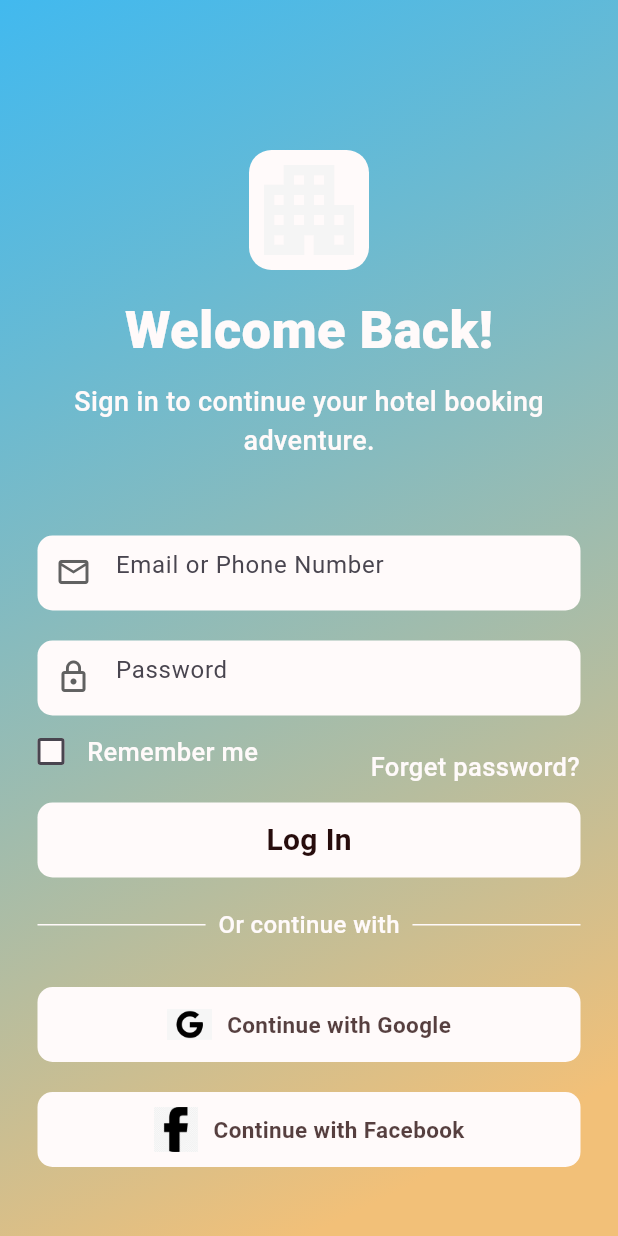
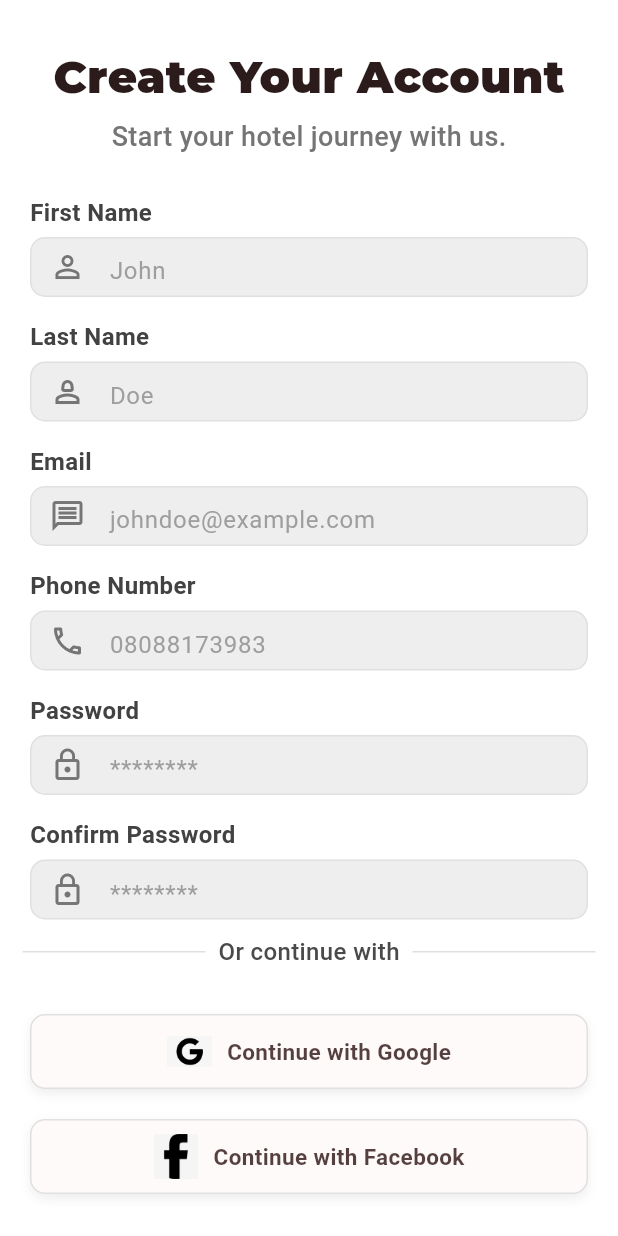
Before and after one commit to Oghefav/hotel_booking_frontend, a Flutter app: the screen it shows after launch, on a phone screen of 412 x 824 dp. Run offline on Flutter 3.47's test engine with Material 3 defaults, Android fonts, the phone set to English and light mode, and no system bars; our stand-ins replace dots_indicator, persistent_bottom_nav_bar.

Commit message:
added register page

```diff
--- a/lib/main.dart
+++ b/lib/main.dart
@@ -1,5 +1,5 @@
 import 'package:flutter/material.dart';
-import 'package:hotel_booking_app/pages/common/login_screen.dart';
+import 'package:hotel_booking_app/pages/customer/register_screen.dart';
 
 void main() {
   runApp(const MyApp());
@@ -14,7 +14,7 @@ class MyApp extends StatelessWidget {
     return MaterialApp(
       title: 'Flutter Demo',
       debugShowCheckedModeBanner: false,
-      home: const LoginScreen(),
+      home: const RegisterScreen(),
     );
   }
 }
--- a/lib/pages/customer/hotel_listing_screen.dart
+++ b/lib/pages/customer/hotel_listing_screen.dart
@@ -53,6 +53,7 @@ class _HotelListingScreenState extends State<HotelListingScreen> {
           SliverPersistentHeader(
             pinned: true,
             delegate: FilterHeaderDelegate(
+              height: 90,
               child: _filterAndMapviewIconsSection(),
             ),
           ),
--- /dev/null
+++ b/lib/pages/customer/register_screen.dart
@@ -0,0 +1,303 @@
+import 'package:flutter/material.dart';
+import 'package:hotel_booking_app/utility/filter_header_delegate.dart';
+import 'package:hotel_booking_app/widgets/app_colours.dart';
+import 'package:hotel_booking_app/widgets/small_text.dart';
+import 'package:hotel_booking_app/widgets/sub_title_text.dart';
+
+class RegisterScreen extends StatelessWidget {
+  const RegisterScreen({super.key});
+
+  @override
+  Widget build(BuildContext context) {
+    return Scaffold(
+      backgroundColor: Colors.white,
+      body: CustomScrollView(
+        slivers: [
+          SliverPersistentHeader(
+            pinned: true,
+            delegate: FilterHeaderDelegate(
+              height: 120,
+              child: Container(
+                color: Colors.white,
+                child: Column(
+                  children: [
+                    Container(
+                      padding: EdgeInsets.only(top: 30),
+                      child: Text(
+                        "Create Your Account",
+                        style: TextStyle(
+                          fontSize: 30,
+                          fontFamily: "Montserrat",
+                          fontWeight: FontWeight.w800,
+                          color: const Color.fromARGB(230, 20, 2, 2),
+                        ),
+                      ),
+                    ),
+                    Padding(
+                      padding: EdgeInsets.only(top: 5),
+                      child: SmallText(
+                        text: 'Start your hotel journey with us.',
+                        fontsize: 18,
+                        color: Colors.grey.shade600,
+                      ),
+                    ),
+                  ],
+                ),
+              ),
+            ),
+          ),
+
+          SliverList(
+            delegate: SliverChildListDelegate([
+              _textFieldSection(),
+              _oauthSection(),
+              _sigupBottomAtermSection(),
+            ]),
+          ),
+        ],
+      ),
+    );
+  }
+
+  Widget _textFieldSection() {
+    return Padding(
+      padding: EdgeInsets.symmetric(horizontal: 20, vertical: 10),
+      child: Column(
+        crossAxisAlignment: CrossAxisAlignment.start,
+        children: [
+          _textFieldBuilder(
+            hintText: "John ",
+            labelText: "First Name",
+            icon: Icons.person_outline,
+          ),
+          SizedBox(height: 15),
+          _textFieldBuilder(
+            hintText: "Doe",
+            labelText: "Last Name",
+            icon: Icons.person_2_outlined,
+          ),
+          SizedBox(height: 15),
+          _textFieldBuilder(
+            hintText: "johndoe@example.com",
+            labelText: "Email",
+            icon: Icons.message_outlined,
+          ),
+          SizedBox(height: 15),
+          _textFieldBuilder(
+            hintText: "08088173983",
+            labelText: "Phone Number",
+            icon: Icons.phone_outlined,
+            keyboardtype: TextInputType.phone,
+          ),
+          SizedBox(height: 15),
+          _textFieldBuilder(
+            hintText: "********",
+            labelText: "Password",
+            icon: Icons.lock_outline,
+            isObscure: true,
+          ),
+          SizedBox(height: 15),
+          _textFieldBuilder(
+            hintText: "********",
+            labelText: "Confirm Password",
+            icon: Icons.lock_outline,
+            isObscure: true,
+          ),
+        ],
+      ),
+    );
+  }
+
+  Widget _textFieldBuilder({
+    required String hintText,
+    required String labelText,
+    required IconData icon,
+    bool isObscure = false,
+    TextInputType keyboardtype = TextInputType.text,
+  }) {
+    return Column(
+      crossAxisAlignment: CrossAxisAlignment.start,
+      children: [
+        SubTitleText(
+          text: labelText,
+          fontsize: 16,
+          color: Colors.grey.shade800,
+        ),
+        SizedBox(height: 5),
+        Container(
+          height: 40,
+          decoration: BoxDecoration(
+            color: Colors.grey.shade200,
+            borderRadius: BorderRadius.circular(10),
+            border: Border.all(color: Colors.grey.shade300),
+          ),
+          child: TextField(
+            keyboardType: keyboardtype,
+            obscureText: isObscure,
+            decoration: InputDecoration(
+              border: InputBorder.none,
+              prefixIcon: Icon(icon, color: Colors.grey.shade600),
+              hintText: hintText,
+              hintStyle: TextStyle(color: Colors.grey.shade500),
+            ),
+          ),
+        ),
+      ],
+    );
+  }
+
+  Widget _oauthSection() {
+    return Padding(
+      padding: EdgeInsets.symmetric(horizontal: 15),
+      child: Column(
+        children: [
+          Row(
+            mainAxisAlignment: MainAxisAlignment.spaceBetween,
+            children: [
+              Expanded(
+                child: Container(
+                  height: 1,
+                  width: 100,
+                  color: Colors.grey.shade300,
+                ),
+              ),
+              SmallText(text: "  Or continue with  ", fontsize: 16),
+              Expanded(
+                child: Container(
+                  height: 1,
+                  width: 100,
+                  color: Colors.grey.shade300,
+                ),
+              ),
+            ],
+          ),
+          SizedBox(height: 30),
+          _oAuthBuilder(
+            'Continue with Google',
+            'assets/images/google_icon.webp',
+          ),
+          SizedBox(height: 20),
+          _oAuthBuilder(
+            "Continue with Facebook",
+            "assets/images/facebook_icon.png",
+          ),
+        ],
+      ),
+    );
+  }
+
+  Widget _oAuthBuilder(String text, String image) {
+    return Container(
+      margin: EdgeInsets.symmetric(horizontal: 5),
+      height: 50,
+      width: double.maxFinite,
+      decoration: BoxDecoration(
+        borderRadius: BorderRadius.circular(10),
+        color: AppColours.white,
+        boxShadow: [
+          BoxShadow(
+            color: Colors.grey.shade200,
+            blurRadius: 5,
+            offset: Offset(0, 3),
+          ),
+        ],
+        border: Border.all(color: Colors.grey.shade300),
+      ),
+      child: Center(
+        child: Row(
+          mainAxisSize: MainAxisSize.min,
+          children: [
+            Image.asset(image, height: 30, width: 30),
+            SizedBox(width: 10),
+            SubTitleText(
+              text: text,
+              fontsize: 15,
+              color: const Color.fromARGB(200, 39, 12, 12),
+            ),
+          ],
+        ),
+      ),
+    );
+  }
+
+  Widget _sigupBottomAtermSection() {
+    return Padding(
+      padding: EdgeInsets.symmetric(horizontal: 10, vertical: 20),
+      child: Column(
+        children: [
+          Row(
+            children: [
+              Checkbox(
+                value: false,
+                onChanged: (value) {},
+                fillColor: WidgetStateProperty.all(AppColours.white),
+              ),
+
+                 Expanded(
+                   child: Wrap(
+
+                    children: [
+                      SmallText(
+                        text: "I agree to the ",
+                        fontsize: 14,
+                        color: Colors.grey.shade700,
+                      ),
+                      SmallText(
+                        text: "Terms and Condition ",
+                        fontsize: 14,
+                        color: Colors.lightBlueAccent.shade400,
+                      ),
+                      SmallText(
+                        text: "and ",
+                        fontsize: 14,
+                        color: Colors.grey.shade700,
+                      ),
+                      SmallText(
+                        text: "Privacy",
+                        fontsize: 14,
+                        color: Colors.lightBlueAccent.shade400,
+                      ),
+                      SmallText(
+                        text: " Policy.",
+                        fontsize: 14,
+                        color: Colors.lightBlueAccent.shade400,
+                      ),
+                    ],
+                                   ),
+                 ),
+
+            ],
+          ),
+          SizedBox(height: 10),
+          Container(
+            margin: EdgeInsets.symmetric(horizontal: 15),
+            height: 40,
+            width: double.maxFinite,
+            decoration: BoxDecoration(
+              color: Colors.blue.shade300,
+              borderRadius: BorderRadius.circular(10),
+            ),
+            child: Center(
+              child: SubTitleText(
+                text: "Sign Up",
+                fontsize: 20,
+                color: AppColours.white,
+              ),
+            ),
+          ),
+          SizedBox(height: 20),
+          Center(
+            child: Row(
+              mainAxisSize: MainAxisSize.min,
+              children: [
+                SmallText(text: "Already have an account?"),
+                SizedBox(width: 5,),
+                SmallText(text: "Log in", color: Colors.lightBlueAccent.shade400),
+              ],
+            ),
+          ),
+        ],
+      ),
+    );
+  }
+}
--- a/lib/utility/filter_header_delegate.dart
+++ b/lib/utility/filter_header_delegate.dart
@@ -5,7 +5,7 @@ class FilterHeaderDelegate extends SliverPersistentHeaderDelegate {
   final Widget child;
   final double height;
 
-  FilterHeaderDelegate({required this.child, this.height = 90});
+  FilterHeaderDelegate({required this.child, required this.height});
 
   @override
   double get minExtent => height;
--- a/lib/widgets/small_text.dart
+++ b/lib/widgets/small_text.dart
@@ -1,7 +1,7 @@
 import 'package:flutter/material.dart';
 
 class SmallText extends StatelessWidget {
-    final String text;
+  final String text;
   final double fontsize;
   final Color color;
 
```
Also changed, not shown: pubspec.yaml (+9 -0 lines), assets/fonts/Montserrat-Black.ttf (added), assets/fonts/Montserrat-Bold.ttf (added).
